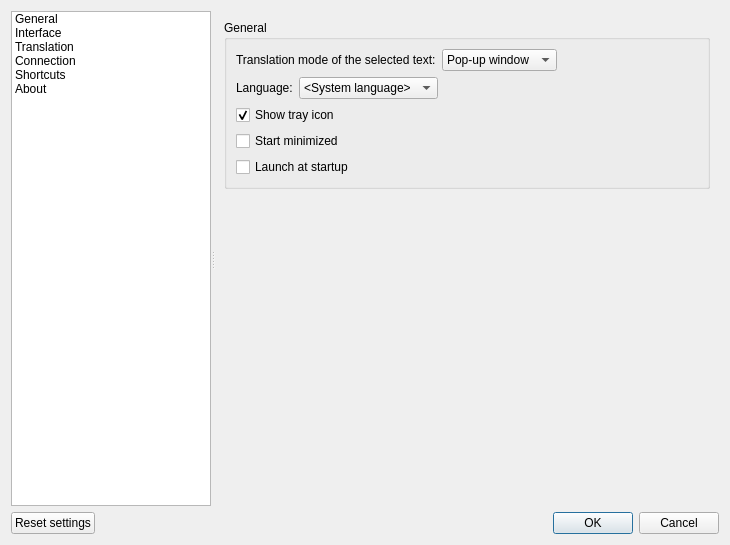
First picture: the form in src/settingsdialog.ui, repository crow-translate/crow-translate, before the edit.
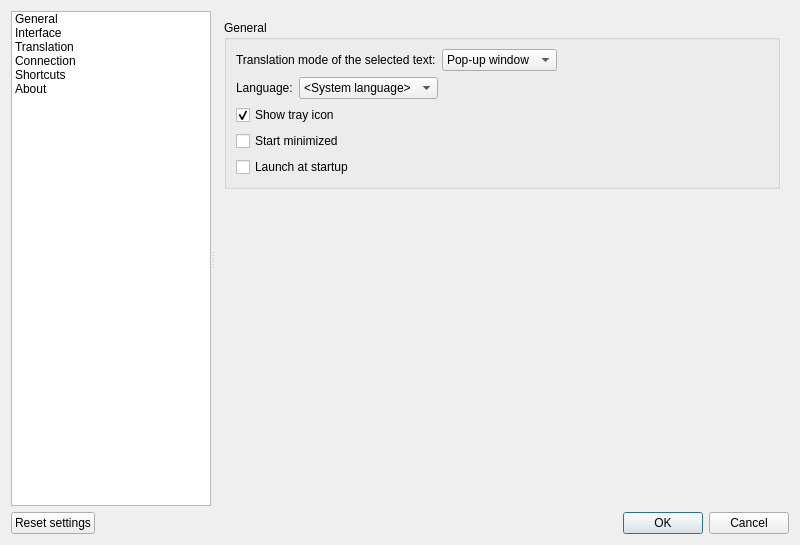
Second picture: the form after the edit. Icons and pictures are not drawn.

Diff of the .ui file:
```diff
--- a/src/settingsdialog.ui
+++ b/src/settingsdialog.ui
@@ -6,7 +6,7 @@
    <rect>
     <x>0</x>
     <y>0</y>
-    <width>730</width>
+    <width>800</width>
     <height>545</height>
    </rect>
   </property>
```
Left out of the diff: 9 changed lines with no effect on the pictures.
